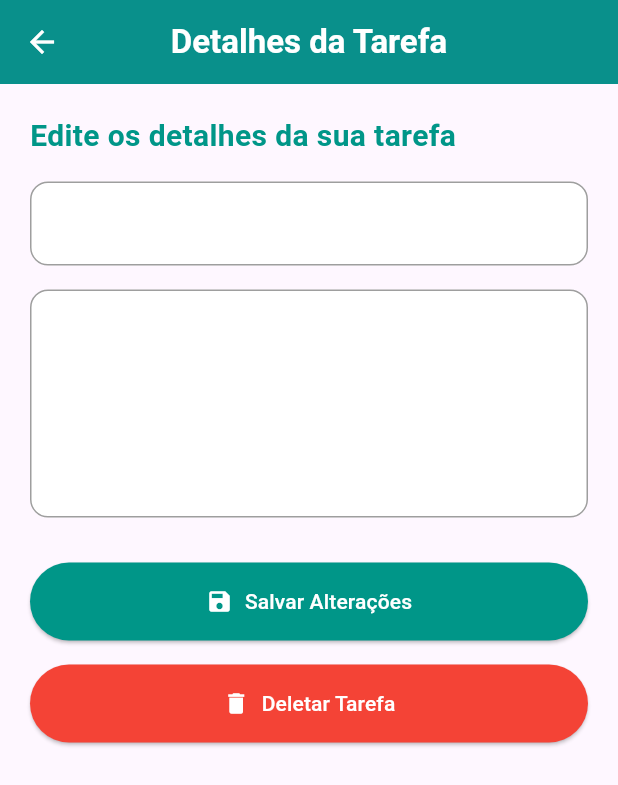
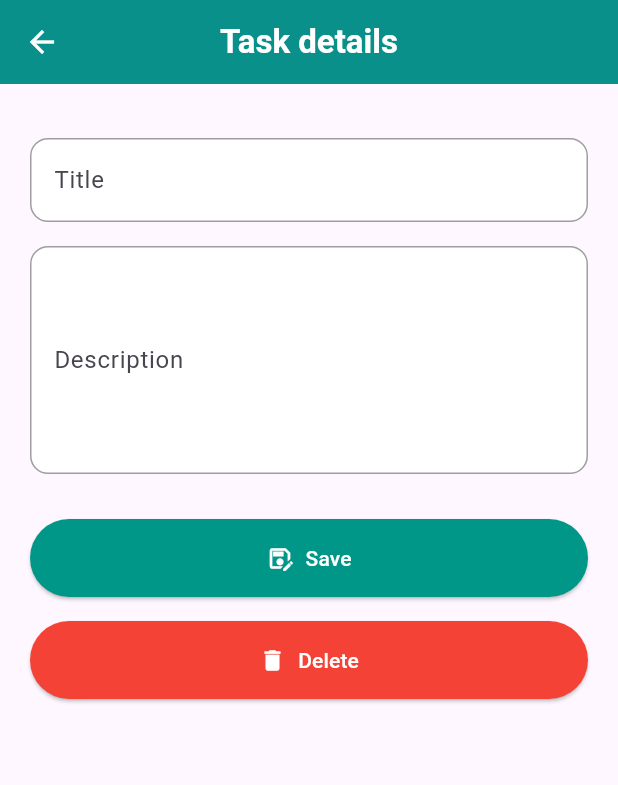
Before and after one commit to taisramorim/my_list, a Flutter app: the TaskDetailScreen screen opened directly with empty values, on a phone screen of 412 x 824 dp. Shown: the top 785 px of the screen. Run offline on Flutter 3.47's test engine with Material 3 defaults, Android fonts, the light colour scheme and no system bars; our stand-ins replace bloc, cloud_firestore, equatable, firebase_auth, firebase_core, firebase_storage and 1 more; accounts and stored records are empty; network calls fail; statements that could not run were skipped.

Commit message:
finishing setup

```diff
--- a/lib/blocs/authentication_bloc/authentication_state.dart
+++ b/lib/blocs/authentication_bloc/authentication_state.dart
@@ -11,14 +11,10 @@ class AuthenticationState extends Equatable {
     this.user,
   });
 
-  // No information about the [AuthenticationStatus] of the current user
   const AuthenticationState.unknown() : this._();
 
-  // Current user is [authenticated]
-  // It takes a [MyUser] property representing the current [authenticated] user
   const AuthenticationState.authenticated(User user) : this._(status: AuthenticationStatus.authenticated, user: user);
 
-  // Current user is [unauthenticated]
   const AuthenticationState.unauthenticated() : this._(status: AuthenticationStatus.unauthenticated);
 
   @override
--- a/lib/blocs/task_bloc/task_bloc.dart
+++ b/lib/blocs/task_bloc/task_bloc.dart
@@ -6,12 +6,13 @@ part 'task_state.dart';
 
 class TaskBloc extends Bloc<TaskEvent, TaskState> {
   final TaskRepository taskRepository;
+  final String userId;
 
-  TaskBloc(this.taskRepository) : super(TaskLoadInProgress()) {
+  TaskBloc(this.taskRepository, this.userId) : super(TaskLoadInProgress()) {
     on<LoadTasks>((event, emit) async {
       emit(TaskLoadInProgress());
       try {
-        final tasks = await taskRepository.getTasks().first;
+        final tasks = await taskRepository.getTasks(userId).first; // Passa o userId para buscar tarefas
         emit(TaskLoadSuccess(tasks));
       } catch (e) {
         emit(TaskLoadFailure(e.toString()));
@@ -30,7 +31,8 @@ class TaskBloc extends Bloc<TaskEvent, TaskState> {
     on<UpdateTask>((event, emit) async {
       try {
         await taskRepository.updateTask(event.task);
-        add(LoadTasks());
+        final tasks = await taskRepository.getTasks(userId).first;
+        emit(TaskLoadSuccess(tasks));
       } catch (e) {
         emit(TaskLoadFailure(e.toString()));
       }
--- a/lib/screens/task/task_details.dart
+++ b/lib/screens/task/task_details.dart
@@ -1,26 +1,46 @@
 import 'package:flutter/material.dart';
 import 'package:flutter_bloc/flutter_bloc.dart';
+import 'package:my_list/blocs/authentication_bloc/authentication_bloc.dart';
 import 'package:my_list/blocs/task_bloc/task_bloc.dart';
 import 'package:task_repository/task_repository.dart';
 
-class TaskDetailScreen extends StatelessWidget {
+class TaskDetailScreen extends StatefulWidget {
   final Task task;
 
   TaskDetailScreen({super.key, required this.task});
 
-  final TextEditingController _controller = TextEditingController();
-  final TextEditingController _controllerDescription = TextEditingController();
+  @override
+  _TaskDetailScreenState createState() => _TaskDetailScreenState();
+}
 
+class _TaskDetailScreenState extends State<TaskDetailScreen> {
+  late TextEditingController _controller;
+  late TextEditingController _controllerDescription;
+
+  @override
   void initState() {
-    _controller.text = task.title;
-    _controllerDescription.text = task.description;
+    super.initState();
+    _controller = TextEditingController(text: widget.task.title);
+    _controllerDescription = TextEditingController(text: widget.task.description);
+  }
+
+  @override
+  void dispose() {
+    _controller.dispose();
+    _controllerDescription.dispose();
+    super.dispose();
   }
 
   @override
   Widget build(BuildContext context) {
+    final userId = context.read<AuthenticationBloc>().state.user?.uid ?? '';
+
     return Scaffold(
       appBar: AppBar(
-        title: Text('Detalhes da Tarefa', style: TextStyle(color: Colors.white, fontWeight: FontWeight.bold),),
+        title: Text(
+          'Task details',
+          style: TextStyle(color: Colors.white, fontWeight: FontWeight.bold),
+        ),
         centerTitle: true,
         backgroundColor: Colors.teal,
         foregroundColor: Colors.white,
@@ -31,29 +51,28 @@ class TaskDetailScreen extends StatelessWidget {
         child: Column(
           crossAxisAlignment: CrossAxisAlignment.start,
           children: [
-            Text(
-              'Edite os detalhes da sua tarefa',
-              style: TextStyle(fontSize: 20, fontWeight: FontWeight.bold, color: Colors.teal),
-            ),
             SizedBox(height: 16),
-            _buildTextField(_controller, task.title),
+            _buildTextField(_controller, 'Title'),
             SizedBox(height: 16),
-            _buildTextField(_controllerDescription, task.description, maxLines: 5),
+            _buildTextField(_controllerDescription, 'Description', maxLines: 5),
             SizedBox(height: 30),
             _buildButton(
               context,
               onPressed: () {
                 final updatedTask = Task(
-                  id: task.id,
+                  id: widget.task.id,
                   title: _controller.text,
                   description: _controllerDescription.text,
-                  isCompleted: task.isCompleted,
+                  isCompleted: widget.task.isCompleted,
+                  userId: userId,
                 );
+
                 BlocProvider.of<TaskBloc>(context).add(UpdateTask(updatedTask));
-                Navigator.pop(context);
+
+                Navigator.pop(context, true);
               },
-              icon: Icons.save,
-              label: 'Salvar Alterações',
+              icon: Icons.save_as_outlined,
+              label: 'Save',
               color: Colors.teal,
             ),
             SizedBox(height: 16),
@@ -63,7 +82,7 @@ class TaskDetailScreen extends StatelessWidget {
                 _showDeleteConfirmationDialog(context);
               },
               icon: Icons.delete,
-              label: 'Deletar Tarefa',
+              label: 'Delete',
               color: Colors.red,
             ),
           ],
@@ -79,7 +98,6 @@ class TaskDetailScreen extends StatelessWidget {
       style: TextStyle(fontSize: 16),
       decoration: InputDecoration(
         labelText: label,
-        labelStyle: TextStyle(),
         border: OutlineInputBorder(
           borderRadius: BorderRadius.circular(12),
           borderSide: BorderSide(color: Colors.teal),
@@ -104,7 +122,7 @@ class TaskDetailScreen extends StatelessWidget {
       child: ElevatedButton.icon(
         onPressed: onPressed,
         icon: Icon(icon, color: Colors.white),
-        label: Text(label, style: TextStyle(color: Colors.white),),
+        label: Text(label, style: TextStyle(color: Colors.white)),
         style: ElevatedButton.styleFrom(
           padding: EdgeInsets.symmetric(vertical: 16),
           backgroundColor: color,
@@ -130,9 +148,9 @@ class TaskDetailScreen extends StatelessWidget {
             ),
             TextButton(
               onPressed: () {
-                BlocProvider.of<TaskBloc>(context).add(DeleteTask(task.id));
+                BlocProvider.of<TaskBloc>(context).add(DeleteTask(widget.task.id));
                 Navigator.of(context).pop();
-                Navigator.of(context).pop();
+                Navigator.of(context).pop(true);
               },
               child: Text('Deletar', style: TextStyle(color: Colors.red)),
             ),
--- a/lib/screens/task/task_screen.dart
+++ b/lib/screens/task/task_screen.dart
@@ -1,7 +1,8 @@
 import 'package:flutter/material.dart';
 import 'package:flutter_bloc/flutter_bloc.dart';
+import 'package:my_list/blocs/authentication_bloc/authentication_bloc.dart';
 import 'package:my_list/blocs/task_bloc/task_bloc.dart';
-import 'package:my_list/screens/home/home_screen.dart';
+import 'package:my_list/screens/task/task_list.dart';
 import 'package:task_repository/task_repository.dart';
 
 class TaskScreen extends StatelessWidget {
@@ -12,9 +13,14 @@ class TaskScreen extends StatelessWidget {
 
   @override
   Widget build(BuildContext context) {
+    final userId = context.read<AuthenticationBloc>().state.user?.uid ?? '';
+
     return Scaffold(
       appBar: AppBar(
-        title: Text('Adicionar Tarefa', style: TextStyle(color: Colors.white, fontWeight: FontWeight.bold),),
+        title: Text(
+          'Add Task',
+          style: TextStyle(color: Colors.white, fontWeight: FontWeight.bold),
+        ),
         centerTitle: true,
         elevation: 0,
         backgroundColor: Colors.teal,
@@ -25,14 +31,10 @@ class TaskScreen extends StatelessWidget {
         child: Column(
           crossAxisAlignment: CrossAxisAlignment.stretch,
           children: [
-            Text(
-              'Crie uma nova tarefa',
-              style: TextStyle(fontSize: 28, fontWeight: FontWeight.bold, color: Colors.teal),
-            ),
             SizedBox(height: 20),
-            _buildTextField(_controllerTitle, 'Título da Tarefa'),
+            _buildTextField(_controllerTitle, 'Title'),
             SizedBox(height: 16),
-            _buildTextField(_controllerDescription, 'Descrição da Tarefa', maxLines: 5),
+            _buildTextField(_controllerDescription, 'Description', maxLines: 5),
             SizedBox(height: 30),
             ElevatedButton(
               onPressed: () {
@@ -40,21 +42,25 @@ class TaskScreen extends StatelessWidget {
                   id: '',
                   title: _controllerTitle.text,
                   description: _controllerDescription.text,
+                  userId: userId,
                 );
 
                 if (newTask.title.isNotEmpty) {
                   BlocProvider.of<TaskBloc>(context).add(AddTask(newTask));
-                  Navigator.pushReplacement(context, MaterialPageRoute(builder: (context) => HomeScreen()));
+                  Navigator.pushReplacement(
+                    context,
+                    MaterialPageRoute(builder: (context) => TaskListScreen()),
+                  );
                   ScaffoldMessenger.of(context).showSnackBar(
                     SnackBar(
-                      content: Text('Tarefa adicionada com sucesso!'),
+                      content: Text('Task added successfully!'),
                       duration: Duration(seconds: 2),
                     ),
                   );
                 } else {
                   ScaffoldMessenger.of(context).showSnackBar(
                     SnackBar(
-                      content: Text('Por favor, insira um título.'),
+                      content: Text('Please insert a title.'),
                       duration: Duration(seconds: 2),
                     ),
                   );
@@ -68,7 +74,7 @@ class TaskScreen extends StatelessWidget {
                   borderRadius: BorderRadius.circular(30),
                 ),
               ),
-              child: Text('Criar Tarefa', style: TextStyle(color: Colors.white, fontSize: 16),),
+              child: Text('Add task', style: TextStyle(color: Colors.white, fontSize: 16)),
             ),
           ],
         ),
--- a/lib/services/api_service.dart
+++ b/lib/services/api_service.dart
@@ -1,4 +1,4 @@
-import 'package:my_list/services/api_repository.dart';
+import 'package:my_list/services/motivational_repository.dart';
 
 class ApiService {
   final MotivationalQuoteRepository _quoteRepository = MotivationalQuoteRepository();
--- a/packages/task_repository/lib/src/entities/task_entity.dart
+++ b/packages/task_repository/lib/src/entities/task_entity.dart
@@ -3,12 +3,14 @@ class TaskEntity{
   final String title;
   final String description;
   final bool isCompleted;
+  final String userId;
 
   TaskEntity({
     required this.id,
     required this.title,
     required this.description,
     this.isCompleted = false,
+    required this.userId
   });
 
   Map<String, dynamic> toDocument(){
@@ -16,6 +18,7 @@ class TaskEntity{
       'title': title,
       'description': description,
       'isCompleted': isCompleted,
+      'userId': userId
     };
   }
 
@@ -25,6 +28,7 @@ class TaskEntity{
       title: doc['title'],
       description: doc['description'],
       isCompleted: doc['isCompleted'] ?? false,
+      userId: doc['userId']
     );
   }
 
@@ -35,6 +39,7 @@ class TaskEntity{
       title: $title
       description: $description
       isCompleted: $isCompleted
+      userId: $userId
     }''';
   }
 }
--- a/packages/task_repository/lib/src/models/task.dart
+++ b/packages/task_repository/lib/src/models/task.dart
@@ -5,8 +5,9 @@ class Task {
   String title;
   String description;
   bool isCompleted;
+  String userId;
 
-  Task({required this.id, required this.title, required this.description, this.isCompleted = false});
+  Task({required this.id, required this.title, required this.description, required this.userId, this.isCompleted = false});
 
 
   Task copyWith({
@@ -14,12 +15,14 @@ class Task {
     String? title,
     String? description,
     bool? isCompleted,
+    String? userId
   }) {
     return Task(
       id: id ?? this.id,
       title: title ?? this.title,
       description: description ?? this.description,
       isCompleted: isCompleted ?? this.isCompleted,
+      userId: userId ?? this.userId
     );
   }
 
@@ -29,6 +32,7 @@ class Task {
       title: title,
       description: description,
       isCompleted: isCompleted,
+      userId: userId
     );
   }
 
@@ -38,6 +42,7 @@ class Task {
       title: entity.title,
       description: entity.description,
       isCompleted: entity.isCompleted,
+      userId: entity.userId
     );
   }
 }
--- a/packages/task_repository/lib/src/task_repo.dart
+++ b/packages/task_repository/lib/src/task_repo.dart
@@ -2,7 +2,7 @@ import 'package:task_repository/task_repository.dart';
 
 abstract class TaskRepository {
 
-  Stream<List<Task>> getTasks();
+  Stream<List<Task>> getTasks(String userId);
 
   Future<void> addTask(Task task);
 
--- a/pubspec.yaml
+++ b/pubspec.yaml
@@ -9,6 +9,7 @@ dependencies:
   flutter:
     sdk: flutter
   http: ^1.2.2
+  intl: ^0.19.0
 
   # Firebase
   firebase_core: ^2.31.1
```
Also changed, not shown: lib/app.dart (+7 -3 lines), lib/screens/authentication/sign_in_page.dart (+7 -7 lines), lib/screens/authentication/sign_up_page.dart (+21 -11 lines), lib/screens/authentication/welcome_page.dart (+4 -5 lines), lib/screens/home/home_screen.dart (+86 -39 lines), lib/screens/task/task_list.dart (+31 -13 lines), packages/task_repository/lib/src/firebase_task_repository.dart (+7 -2 lines), pubspec.lock, 1 other file.
